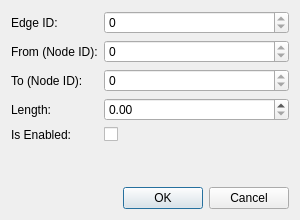
Qt form editedgedialog.ui (jantakac/pmedian-expert-system-qt) before a commit.
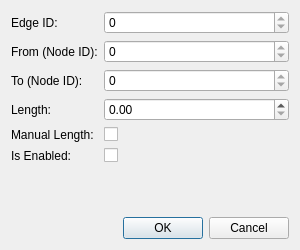
The same form after that commit.

What changed in the file:
```diff
--- a/editedgedialog.ui
+++ b/editedgedialog.ui
@@ -7,7 +7,7 @@
     <x>0</x>
     <y>0</y>
     <width>300</width>
-    <height>220</height>
+    <height>250</height>
    </rect>
   </property>
   <property name="windowTitle">
@@ -82,13 +82,30 @@
       </widget>
      </item>
      <item row="4" column="0">
+      <widget class="QLabel" name="labelManual">
+       <property name="text">
+        <string>Manual Length:</string>
+       </property>
+      </widget>
+     </item>
+     <item row="4" column="1">
+      <widget class="QCheckBox" name="checkManualLength">
+       <property name="text">
+        <string/>
+       </property>
+       <property name="toolTip">
+        <string>If checked, length will not change when nodes are moved.</string>
+       </property>
+      </widget>
+     </item>
+     <item row="5" column="0">
       <widget class="QLabel" name="labelEnabled">
        <property name="text">
         <string>Is Enabled:</string>
        </property>
       </widget>
      </item>
-     <item row="4" column="1">
+     <item row="5" column="1">
       <widget class="QCheckBox" name="checkEnabled">
        <property name="text">
         <string/>
```
